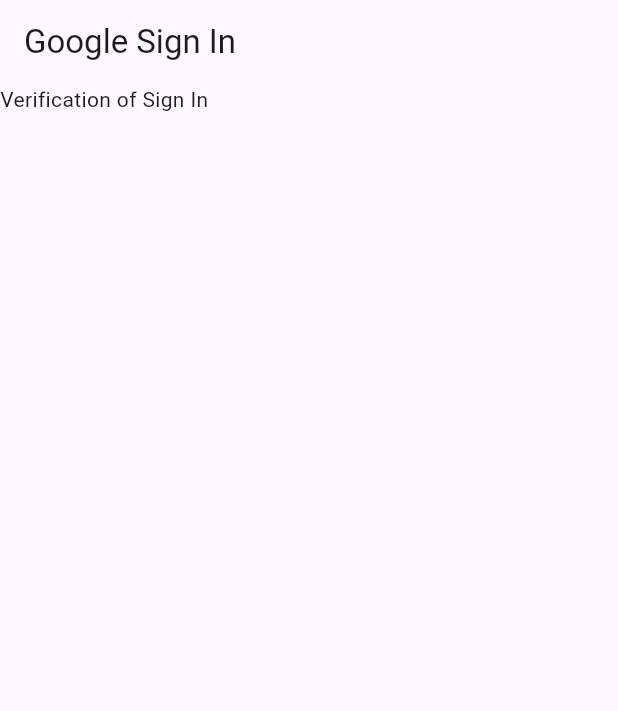
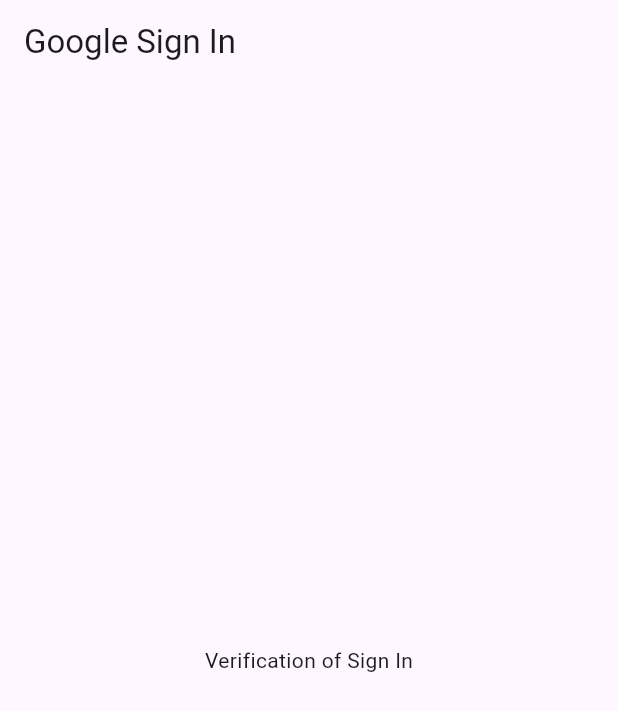
Before and after one commit to sudipeb/demodocumentaions, a Flutter app: the screen it shows after launch, on a phone screen of 412 x 824 dp. Shown: the top 711 px of the screen. Run offline on Flutter 3.47's test engine with Material 3 defaults, Android fonts, the phone set to English and light mode, and no system bars.

Commit message:
build.gradle.kts updated

```diff
--- a/lib/features/auth/presentation/pages/sign_in_page.dart
+++ b/lib/features/auth/presentation/pages/sign_in_page.dart
@@ -7,7 +7,10 @@
     return Scaffold(
       appBar: AppBar(title: Text("Google Sign In")),
       body: SizedBox(
-        child: Column(children: [Text("Verification of Sign In")]),
+        child: Column(
+          mainAxisAlignment: MainAxisAlignment.center,
+          children: [Center(child: Text("Verification of Sign In"))],
+        ),
       ),
     );
   }
```
Also changed, not shown: 2 other files.
